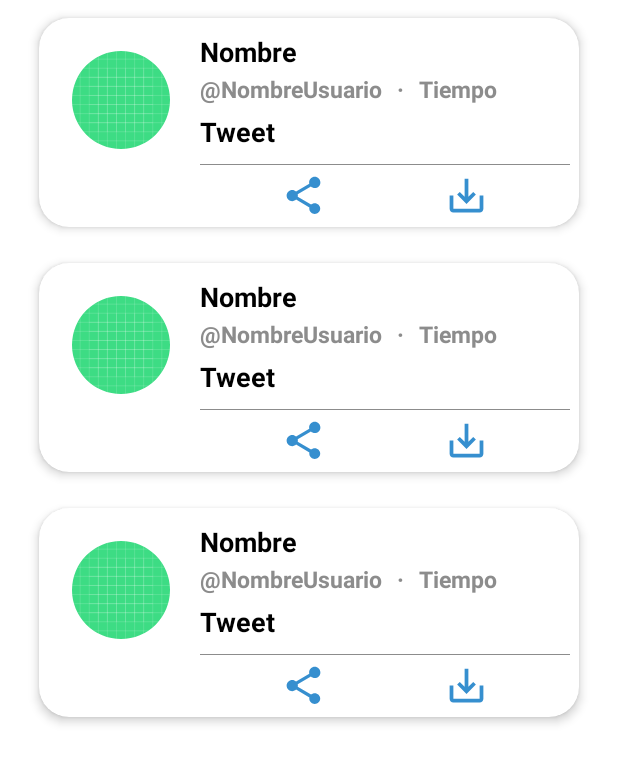
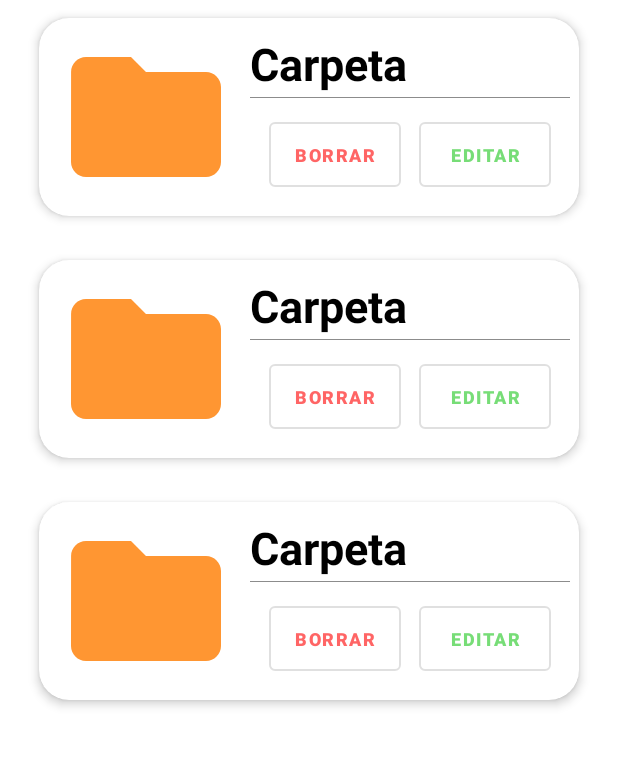
Before and after one commit to Javidroid/ParsiApp_ASEE, an Android app: the layout item_list_activity.xml on its own in the app's theme, with its tools: preview values and no code run, on a phone screen of 412 x 824 dp. Shown: the top 763 px of the screen. Run offline under Robolectric (Android 15) with nearby library versions, the phone set to English and light mode, and no system bars.

Commit message:
Diseño carpetas y otros cambios.

```diff
--- /dev/null
+++ b/app/src/main/res/drawable/ic_baseline_folder_24.xml
@@ -0,0 +1,5 @@
+<vector android:height="24dp" android:tint="#FF9632"
+    android:viewportHeight="24" android:viewportWidth="24"
+    android:width="24dp" xmlns:android="http://schemas.android.com/apk/res/android">
+    <path android:fillColor="@android:color/white" android:pathData="M10,4H4c-1.1,0 -1.99,0.9 -1.99,2L2,18c0,1.1 0.9,2 2,2h16c1.1,0 2,-0.9 2,-2V8c0,-1.1 -0.9,-2 -2,-2h-8l-2,-2z"/>
+</vector>
--- a/app/src/main/res/layout/item_list_activity.xml
+++ b/app/src/main/res/layout/item_list_activity.xml
@@ -10,4 +10,4 @@
     android:layout_marginRight="16dp"
     app:layoutManager="LinearLayoutManager"
     tools:context=".MenuLateralActivity"
-    tools:listitem="@layout/list_tweet" />
+    tools:listitem="@layout/list_folder" />
--- a/app/src/main/res/layout/list_folder.xml
+++ b/app/src/main/res/layout/list_folder.xml
@@ -6,15 +6,99 @@
     android:layout_width="match_parent"
     android:layout_height="wrap_content"
     android:animateLayoutChanges="true"
+    app:cardElevation="4dp"
     app:cardCornerRadius="20dp"
-    app:cardElevation="4dp"
+    android:layout_marginBottom="5dp"
     app:cardUseCompatPadding="true">
 
     <LinearLayout
         android:layout_width="match_parent"
         android:layout_height="wrap_content"
         android:animateLayoutChanges="true"
+
         android:orientation="vertical">
+        <RelativeLayout
+            android:layout_width="match_parent"
+            android:layout_height="wrap_content"
+            android:orientation="horizontal"
+            android:padding="6dp"
+            tools:ignore="UselessParent">
 
+            <ImageView
+                android:id="@+id/iconImageView"
+                android:layout_width="120dp"
+                android:layout_height="120dp"
+                android:layout_alignParentStart="true"
+                android:layout_marginStart="5dp"
+                android:layout_marginEnd="5dp"
+                app:srcCompat="@drawable/ic_baseline_folder_24"
+                />
+
+            <LinearLayout
+                android:id="@+id/folderNameLayout"
+                android:layout_width="match_parent"
+                android:layout_height="wrap_content"
+                android:layout_alignParentTop="true"
+                android:layout_marginStart="4dp"
+                android:layout_marginTop="4dp"
+                android:layout_toEndOf="@+id/iconImageView"
+                android:orientation="vertical">
+                    <TextView
+                        android:id="@+id/nameFolderView"
+                        android:layout_width="match_parent"
+                        android:layout_height="wrap_content"
+                        android:layout_marginEnd="10dp"
+                        android:layout_marginBottom="2dp"
+                        android:ellipsize="end"
+                        android:maxLength="50"
+                        android:minLength="1"
+                        android:maxLines="1"
+                        android:text="@string/nombreCarpeta"
+                        android:textColor="@android:color/black"
+                        android:textSize="30sp"
+                        android:textStyle="bold" />
+                    <androidx.constraintlayout.widget.ConstraintLayout
+                        android:layout_width="match_parent"
+                        android:layout_height="0.8dp"
+                        android:background="#8c8c8c"
+                        android:layout_marginBottom="10dp">
+                    </androidx.constraintlayout.widget.ConstraintLayout>
+
+                <androidx.constraintlayout.widget.ConstraintLayout
+                    android:layout_width="match_parent"
+                    android:layout_height="wrap_content"
+                    android:orientation="horizontal">
+                    <Button
+                        android:id="@+id/deleteFolder"
+                        android:layout_width="88dp"
+                        android:layout_height="55dp"
+                        android:text="@string/borrarCarpeta"
+                        android:textSize="12sp"
+                        android:textColor="#ff6565"
+                        android:textStyle="bold"
+                        app:layout_constraintEnd_toEndOf="parent"
+                        app:layout_constraintHorizontal_bias="0.10"
+                        app:layout_constraintStart_toStartOf="parent"
+                        style="?attr/materialButtonOutlinedStyle"
+                        tools:ignore="MissingConstraints">
+                    </Button>
+
+                    <Button
+                        android:id="@+id/editFolder"
+                        android:layout_width="88dp"
+                        android:layout_height="55dp"
+                        android:text="@string/editarCarpeta"
+                        android:textSize="12sp"
+                        android:textColor="#77dd77"
+                        android:textStyle="bold"
+                        app:layout_constraintEnd_toEndOf="parent"
+                        app:layout_constraintHorizontal_bias="0.90"
+                        app:layout_constraintStart_toStartOf="parent"
+                        style="?attr/materialButtonOutlinedStyle"
+                        tools:ignore="MissingConstraints">
+                    </Button>
+                </androidx.constraintlayout.widget.ConstraintLayout>
+            </LinearLayout>
+        </RelativeLayout>
     </LinearLayout>
 </androidx.cardview.widget.CardView>
--- a/app/src/main/res/layout/list_tweet.xml
+++ b/app/src/main/res/layout/list_tweet.xml
@@ -134,25 +134,28 @@
                     android:layout_width="match_parent"
                     android:layout_height="wrap_content">
 
-                    <Button
+                    <ImageButton
                         android:id="@+id/share"
                         android:layout_width="30dp"
                         android:layout_height="30dp"
                         android:background="@drawable/ic_baseline_share_24"
                         android:contentDescription="@string/compartir"
+                        android:layout_marginEnd="5dp"
+                        android:scaleType="centerCrop"
                         app:layout_constraintEnd_toEndOf="parent"
                         app:layout_constraintHorizontal_bias="0.25"
                         app:layout_constraintStart_toStartOf="parent"
                         tools:ignore="MissingConstraints,TouchTargetSizeCheck"
                         tools:layout_editor_absoluteY="3dp" />
 
-                    <Button
+                    <ImageButton
                         android:id="@+id/save"
                         android:layout_width="30dp"
                         android:layout_height="30dp"
+                        android:contentDescription="@string/guardartweet"
                         android:background="@drawable/ic_baseline_save_alt_24"
-                        android:contentDescription="@string/guardartweet"
-                        android:textAlignment="@+id/buttons"
+                        android:layout_marginStart="5dp"
+                        android:scaleType="centerCrop"
                         app:layout_constraintEnd_toEndOf="parent"
                         app:layout_constraintHorizontal_bias="0.75"
                         app:layout_constraintStart_toStartOf="parent"
--- a/app/src/main/res/values/strings.xml
+++ b/app/src/main/res/values/strings.xml
@@ -21,4 +21,7 @@
     <string name="descriptionTweet">Tweet</string>
     <string name="compartir">Compartir</string>
     <string name="guardartweet">guardarTweet</string>
+    <string name="nombreCarpeta">Carpeta</string>
+    <string name="editarCarpeta">Editar</string>
+    <string name="borrarCarpeta">Borrar</string>
 </resources>
```
